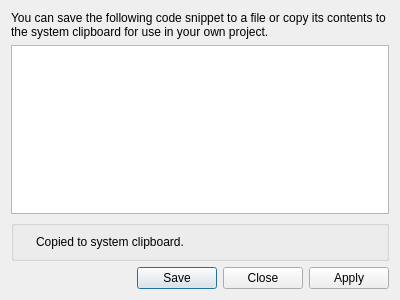
This is src/codesnippetdialog.ui in irydacea/wespal as Qt 5 draws it before an edit. The edited form follows.
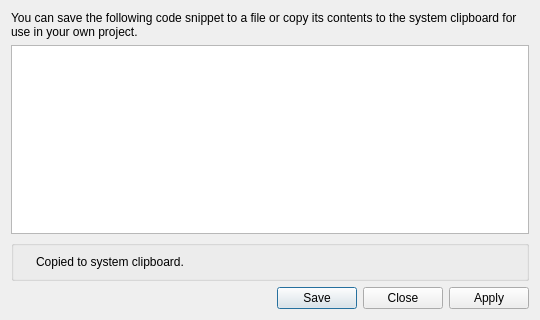
This is the edited form.

Commit message: Minor formatting/display changes to the code snippet dialog

Diff of the .ui file:
```diff
--- a/src/codesnippetdialog.ui
+++ b/src/codesnippetdialog.ui
@@ -6,8 +6,8 @@
    <rect>
     <x>0</x>
     <y>0</y>
-    <width>400</width>
-    <height>300</height>
+    <width>540</width>
+    <height>320</height>
    </rect>
   </property>
   <property name="minimumSize">
@@ -32,6 +32,9 @@
    </item>
    <item>
     <widget class="QPlainTextEdit" name="teContents">
+     <property name="lineWrapMode">
+      <enum>QPlainTextEdit::NoWrap</enum>
+     </property>
      <property name="readOnly">
       <bool>true</bool>
      </property>
```
The commit also changes 2 other files.
